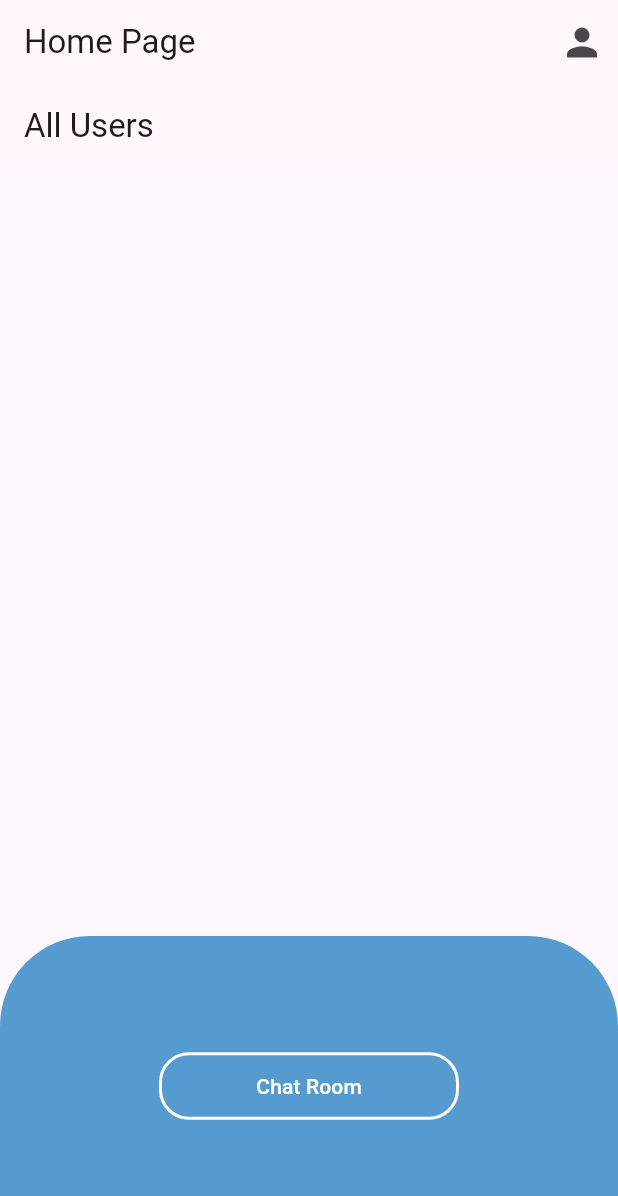
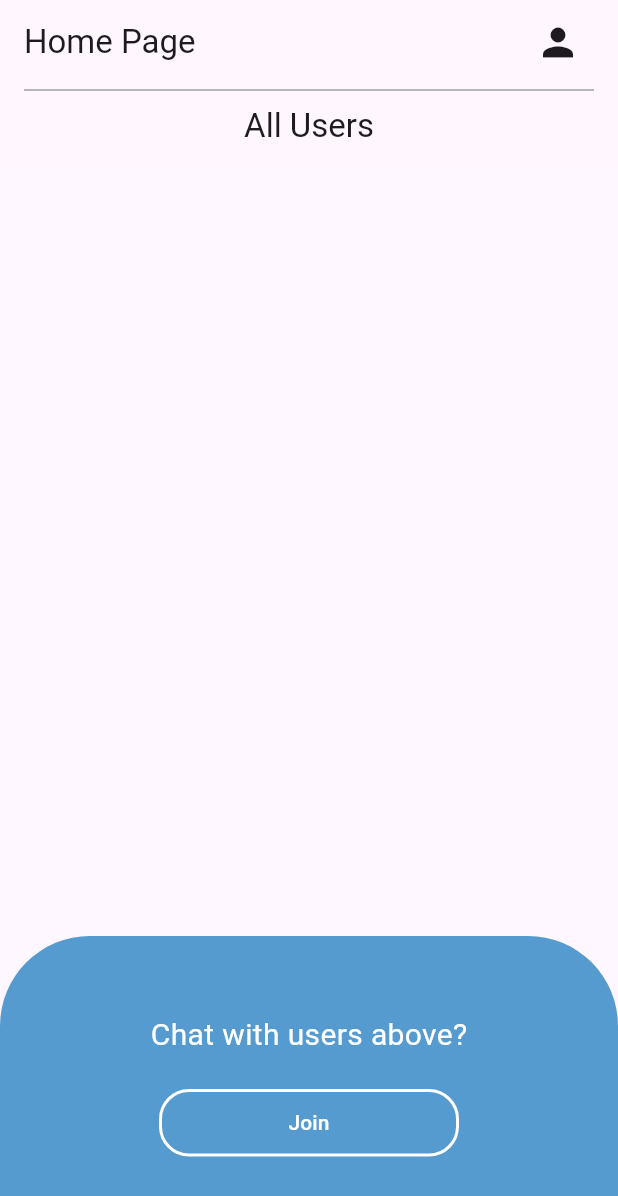
Before and after one commit to YChaoWang/LightWeight_Chat_App, a Flutter app: the screen it shows once a user with an empty profile is signed in, on a phone screen of 412 x 824 dp. Shown: the top 1196 px of the screen. Run offline on Flutter 3.47's test engine with Material 3 defaults, Android fonts, the phone set to English and light mode, and no system bars; our stand-ins replace cloud_firestore, firebase_auth, firebase_core, firebase_storage, image_picker; accounts and stored records are empty; statements that could not run were skipped.

Commit message:
a bunch of bugs fixed

```diff
--- a/lib/screens/home.dart
+++ b/lib/screens/home.dart
@@ -15,15 +15,17 @@ class HomePage extends StatefulWidget {
 }
 
 class _HomePageState extends State<HomePage> {
-  String? _otherUserId;
   @override
   Widget build(BuildContext context) {
     return Scaffold(
-      appBar: AppBar(title: const Text('Home Page'), actions: [
-        Row(mainAxisAlignment: MainAxisAlignment.spaceBetween, children: [
-          _editProfileButton(context),
-        ])
-      ]),
+      appBar: AppBar(
+          title: Row(
+              mainAxisAlignment: MainAxisAlignment.spaceBetween,
+              crossAxisAlignment: CrossAxisAlignment.center,
+              children: [
+            Text('Home Page'),
+            _editProfileButton(context),
+          ])),
       body: Stack(
           alignment: AlignmentDirectional.bottomCenter,
           children: <Widget>[
@@ -44,6 +46,12 @@ class _HomePageState extends State<HomePage> {
               child: Column(
                 mainAxisAlignment: MainAxisAlignment.center,
                 children: [
+                  const Text('Chat with users above?',
+                      style: TextStyle(
+                        color: Colors.white,
+                        fontSize: 20,
+                      )),
+                  const SizedBox(height: 20),
                   OutlinedButton(
                       style: OutlinedButton.styleFrom(
                         minimumSize: Size(200, 45),
@@ -53,14 +61,12 @@ class _HomePageState extends State<HomePage> {
                         foregroundColor: Colors.white,
                         side: const BorderSide(color: Colors.white, width: 2),
                       ),
-                      onPressed: _otherUserId != null
-                          ? () {
-                              Navigator.of(context).push(MaterialPageRoute(
-                                  builder: (ctx) => ChatScreen()));
-                            }
-                          : null,
+                      onPressed: () {
+                        Navigator.of(context).push(
+                            MaterialPageRoute(builder: (ctx) => ChatScreen()));
+                      },
                       child: const Text(
-                        'Chat Room',
+                        'Join',
                         style: TextStyle(color: Colors.white),
                       )),
                 ],
--- a/lib/widgets/allusers.dart
+++ b/lib/widgets/allusers.dart
@@ -1,18 +1,42 @@
+import 'package:firebase_auth/firebase_auth.dart';
 import 'package:flutter/material.dart';
 import 'package:cloud_firestore/cloud_firestore.dart';
 
-class AllUsers extends StatelessWidget {
+class AllUsers extends StatefulWidget {
+  @override
+  State<AllUsers> createState() => _AllUsersState();
+}
+
+class _AllUsersState extends State<AllUsers> {
+  String? currentUserID;
+  @override
+  void initState() {
+    super.initState();
+    // Get the current user's userID when the widget initializes
+    currentUserID = FirebaseAuth.instance.currentUser?.uid;
+  }
+
   @override
   Widget build(BuildContext context) {
     return Scaffold(
       appBar: AppBar(
-        title: Text('All Users'),
+        title: Container(
+            padding: const EdgeInsets.symmetric(vertical: 10),
+            width: double.infinity,
+            alignment: Alignment.center,
+            decoration: const BoxDecoration(
+              border: Border(
+                top: BorderSide(color: Colors.grey, width: 1.0),
+                //bottom: BorderSide(color: Colors.grey, width: 1.0),
+              ),
+            ),
+            child: Text('All Users')),
       ),
       body: StreamBuilder(
         stream: FirebaseFirestore.instance.collection('users').snapshots(),
         builder: (context, AsyncSnapshot<QuerySnapshot> snapshot) {
           if (snapshot.connectionState == ConnectionState.waiting) {
-            return Center(
+            return const Center(
               child: CircularProgressIndicator(),
             );
           }
@@ -21,6 +45,7 @@ class AllUsers extends StatelessWidget {
               child: Text('Error: ${snapshot.error}'),
             );
           }
+
           // 將快照中的文檔轉換為 Widget 列表
           final users = snapshot.data!.docs;
           final userList = users.map((userDoc) {
@@ -29,14 +54,32 @@ class AllUsers extends StatelessWidget {
             final email = userData['email'] ?? '';
             final imageUrl =
                 userData['image_url'] ?? ''; // 假設圖像 URL 存儲在 'image_url' 字段中
-            return ListTile(
+
+            return Container(
+              margin: EdgeInsets.symmetric(vertical: 10, horizontal: 10),
+              decoration: BoxDecoration(
+                color: userDoc.id == currentUserID
+                    ? const Color.fromARGB(255, 139, 195, 242)
+                    : const Color.fromARGB(255, 197, 37, 37),
+                borderRadius: BorderRadius.all(Radius.circular(20)),
+                border: Border(
+                  bottom: BorderSide(
+                    width: 0.5,
+                  ),
+                ),
+              ),
+              child: ListTile(
                 leading: imageUrl.isNotEmpty
                     ? CircleAvatar(
                         backgroundImage: NetworkImage(imageUrl),
                       )
-                  : Icon(Icons.account_circle), // 如果圖像 URL 為空，顯示默認圖像
+                    : Icon(
+                        Icons.account_circle,
+                        size: 40,
+                      ), // 如果圖像 URL 為空，顯示默認圖像
                 title: Text(username),
                 subtitle: Text(email),
+              ),
             );
           }).toList();
           // 顯示所有用戶的列表
--- a/lib/widgets/user_image_picker.dart
+++ b/lib/widgets/avatar_image_picker.dart
@@ -28,7 +28,7 @@ class _UserImagePickerState extends State<UserImagePicker> {
     return Column(
       children: [
         CircleAvatar(
-          radius: 40,
+          radius: 60,
           backgroundColor: Colors.grey,
           foregroundImage:
               _pickImageFile != null ? FileImage(_pickImageFile!) : null,
--- a/pubspec.yaml
+++ b/pubspec.yaml
@@ -67,7 +67,7 @@ flutter:
   # To add assets to your application, add an assets section, like this:
   assets:
     - assets/images/Chat_App.png
-  #   - images/a_dot_ham.jpeg
+    - assets/images/chat.jpg
 
   # An image asset can refer to one or more resolution-specific "variants", see
   # https://flutter.dev/assets-and-images/#resolution-aware
```
Also changed, not shown: lib/main.dart (+6 -6 lines), lib/screens/auth.dart (+48 -22 lines), lib/screens/editprofile.dart (+15 -9 lines), lib/widgets/new_messages.dart (+4 -5 lines), lib/widgets/rename.dart (+28 -5 lines), 101 other files. Lines whose indentation alone changed are shown as unchanged.
